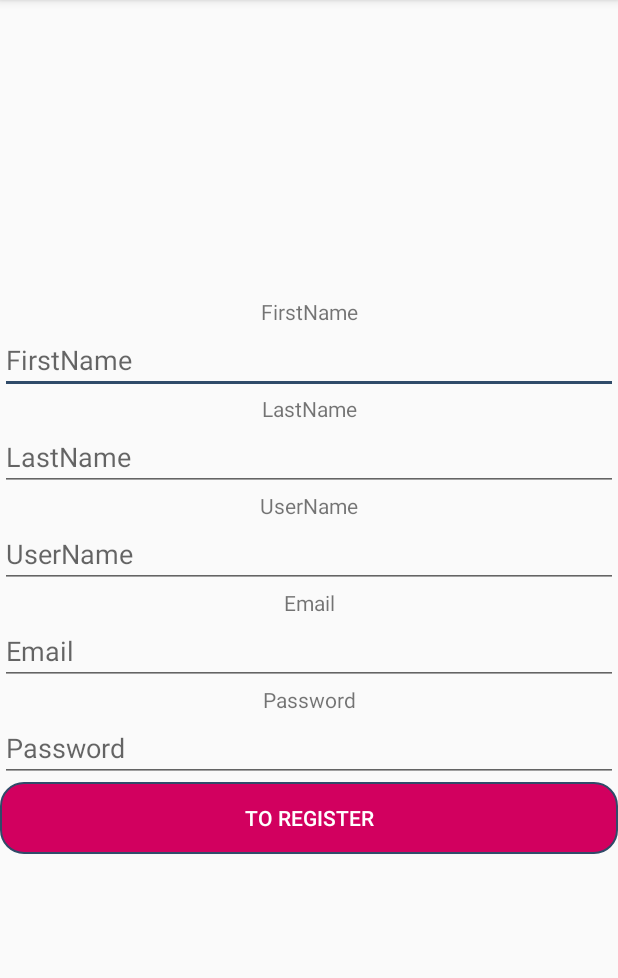
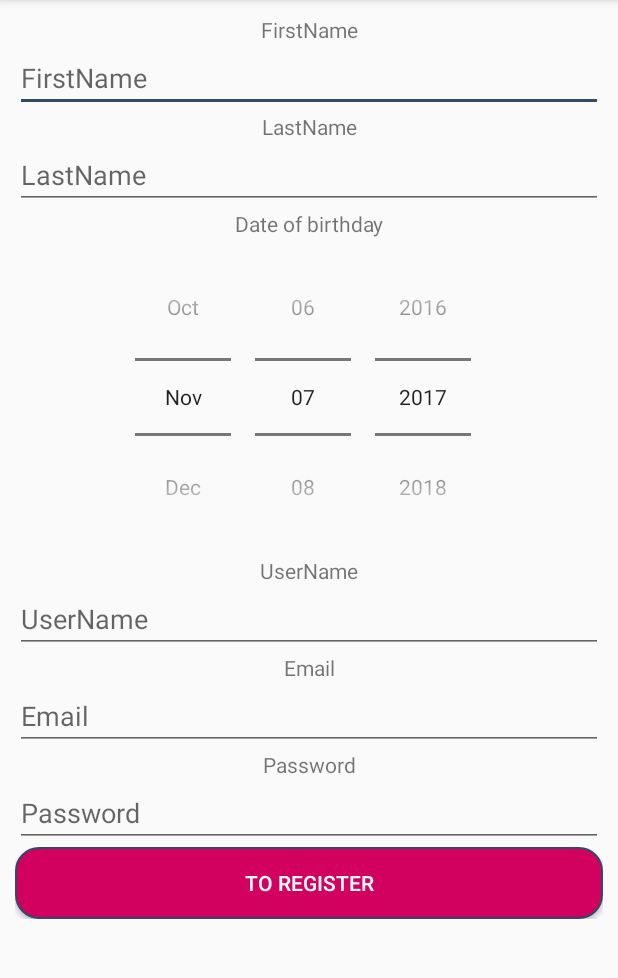
Before and after one commit to AxelLavielle/Barde, an Android app: the RegisterActivity screen opened directly, with no data from a screen before it, on a phone screen of 412 x 824 dp, the part 84-1062 px from its top. Run offline under Robolectric (Android 15) with nearby library versions, the phone set to English and light mode, and no system bars; libraries missing offline, so code that uses them is left out: com.github.kittinunf.fuel, com.github.kittinunf.result, org.jetbrains.anko.

Commit message:
ajout champs date de naissance

```diff
--- a/Mobile/Android/Barde/app/src/main/java/com/project/barde/barde/ui/activities/RegisterActivity.kt
+++ b/Mobile/Android/Barde/app/src/main/java/com/project/barde/barde/ui/activities/RegisterActivity.kt
@@ -8,6 +8,7 @@ import com.github.kittinunf.result.Result
 import com.google.gson.Gson
 import com.project.barde.barde.R
 import com.project.barde.barde.model.Login
+import kotlinx.android.synthetic.main.activity_login.*
 import kotlinx.android.synthetic.main.activity_register.*
 import org.jetbrains.anko.doAsync
 
@@ -20,7 +21,7 @@ class RegisterActivity : AppCompatActivity() {
         setContentView(R.layout.activity_register)
         toRegister.setOnClickListener{
             doAsync {
-                "http://10.0.2.2:3000/auth/register".httpPost(listOf("email" to register_email.text, "password" to register_password.text, "firstame" to register_firstname.text, "lastName" to register_lastname.text, "userName" to register_username.text)).responseString{ request, response, result ->
+                "http://10.0.2.2:3000/auth/register".httpPost(listOf("email" to register_email.text, "password" to register_password.text, "firstName" to register_firstname.text, "lastName" to register_lastname.text, "userName" to register_username.text, "yearOfBirth" to register_dateofbirthday.year, "monthOfBirth" to register_dateofbirthday.month, "dayOfBirth" to register_dateofbirthday.dayOfMonth)).responseString{ request, response, result ->
                     val register: Login = Gson().fromJson(String(response.data), Login::class.java)
                      Toast.makeText(this@RegisterActivity, register.data.message, Toast.LENGTH_SHORT).show()
                      println(register)
--- a/Mobile/Android/Barde/app/src/main/res/layout/activity_register.xml
+++ b/Mobile/Android/Barde/app/src/main/res/layout/activity_register.xml
@@ -1,12 +1,16 @@
 <?xml version="1.0" encoding="utf-8"?>
-<LinearLayout
+<ScrollView
     android:layout_width="match_parent"
     android:layout_height="match_parent"
-    android:orientation="vertical"
     xmlns:android="http://schemas.android.com/apk/res/android"
     xmlns:tools="http://schemas.android.com/tools"
-    tools:context="com.project.barde.barde.ui.activities.RegisterActivity"
-    android:gravity="center">
+    tools:context="com.project.barde.barde.ui.activities.RegisterActivity">
+    <LinearLayout
+        android:layout_width="match_parent"
+        android:layout_height="match_parent"
+        android:orientation="vertical"
+        android:gravity="center"
+        android:padding="10dp">
     <TextView
         android:layout_width="match_parent"
         android:layout_height="wrap_content"
@@ -27,6 +31,18 @@
         android:layout_height="wrap_content"
         android:hint="@string/str_lastname"
         android:id="@+id/register_lastname"/>
+    <TextView
+        android:layout_width="match_parent"
+        android:layout_height="wrap_content"
+        android:text="@string/str_dateofbirthday"
+        android:gravity="center"/>
+    <DatePicker
+        android:layout_width="match_parent"
+        android:layout_height="wrap_content"
+        android:datePickerMode="spinner"
+        android:calendarViewShown="false"
+        android:id="@+id/register_dateofbirthday">
+    </DatePicker>
     <TextView
         android:layout_width="match_parent"
         android:layout_height="wrap_content"
@@ -65,4 +81,5 @@
         android:background="@drawable/button_rounded_corners"
         android:id="@+id/toRegister"
         android:padding="10dp"/>
-</LinearLayout>
+    </LinearLayout>
+</ScrollView>
--- a/Mobile/Android/Barde/app/src/main/res/values/strings.xml
+++ b/Mobile/Android/Barde/app/src/main/res/values/strings.xml
@@ -9,4 +9,5 @@
     <string name="str_lastname">LastName</string>
     <string name="str_username">UserName</string>
     <string name="str_setting">Setting</string>
+    <string name="str_dateofbirthday">Date of birthday</string>
 </resources>
```
Also changed, not shown: 1 other file.
